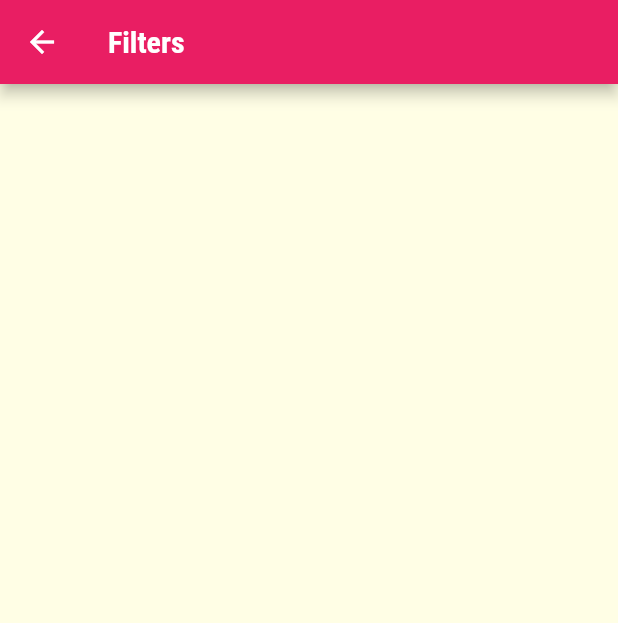
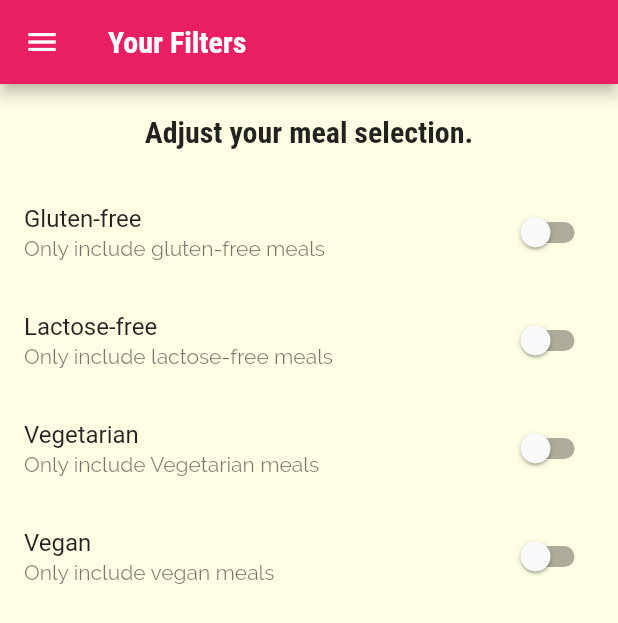
Before and after one commit to sambhav37/meals_flutter_app, a Flutter app: the FiltersScreen screen opened by its route, on a phone screen of 412 x 824 dp. Shown: the top 623 px of the screen. Run offline on Flutter 3.47's test engine with Material 2 defaults, Android fonts, the phone set to English and light mode, and no system bars.

Commit message:
Adding filters switches

```diff
--- a/lib/screens/filters_screen.dart
+++ b/lib/screens/filters_screen.dart
@@ -1,13 +1,106 @@
 import 'package:flutter/material.dart';
+import '../widgets/main_drawer.dart';
 
-class FiltersScreen extends StatelessWidget {
+class FiltersScreen extends StatefulWidget {
   static const routeName = '/filters';
+
+  @override
+  State<FiltersScreen> createState() => _FiltersScreenState();
+}
+
+class _FiltersScreenState extends State<FiltersScreen> {
+  var _glutenFree = false;
+  var _vegetarian = false;
+  var _vegan = false;
+  var _lactoseFree = false;
+
+  Widget _buildSwitchListTile(
+    String title,
+    String description,
+    bool currentValue,
+    Function updateValue,
+  ) {
+    return SwitchListTile(
+      title: Text(title),
+      value: currentValue,
+      subtitle: Text(
+        description,
+      ),
+      onChanged: updateValue,
+    );
+  }
 
   @override
   Widget build(BuildContext context) {
     return Scaffold(
       appBar: AppBar(
-        title: Text('Filters'),
+        title: Text('Your Filters'),
+      ),
+      drawer: MainDrawer(),
+      body: Column(
+        children: <Widget>[
+          Container(
+            padding: EdgeInsets.all(20),
+            child: Text(
+              'Adjust your meal selection.',
+              style: Theme.of(context).textTheme.headline6,
+            ),
+          ),
+          Expanded(
+            child: ListView(
+              children: <Widget>[
+                _buildSwitchListTile(
+                  'Gluten-free',
+                  'Only include gluten-free meals',
+                  _glutenFree,
+                  (newValue) {
+                    setState(
+                      () {
+                        _glutenFree = newValue;
+                      },
+                    );
+                  },
+                ),
+                _buildSwitchListTile(
+                  'Lactose-free',
+                  'Only include lactose-free meals',
+                  _lactoseFree,
+                  (newValue) {
+                    setState(
+                      () {
+                        _lactoseFree = newValue;
+                      },
+                    );
+                  },
+                ),
+                _buildSwitchListTile(
+                  'Vegetarian',
+                  'Only include Vegetarian meals',
+                  _vegetarian,
+                  (newValue) {
+                    setState(
+                      () {
+                        _vegetarian = newValue;
+                      },
+                    );
+                  },
+                ),
+                _buildSwitchListTile(
+                  'Vegan',
+                  'Only include vegan meals',
+                  _vegan,
+                  (newValue) {
+                    setState(
+                      () {
+                        _vegan = newValue;
+                      },
+                    );
+                  },
+                ),
+              ],
+            ),
+          ),
+        ],
       ),
     );
   }
```
